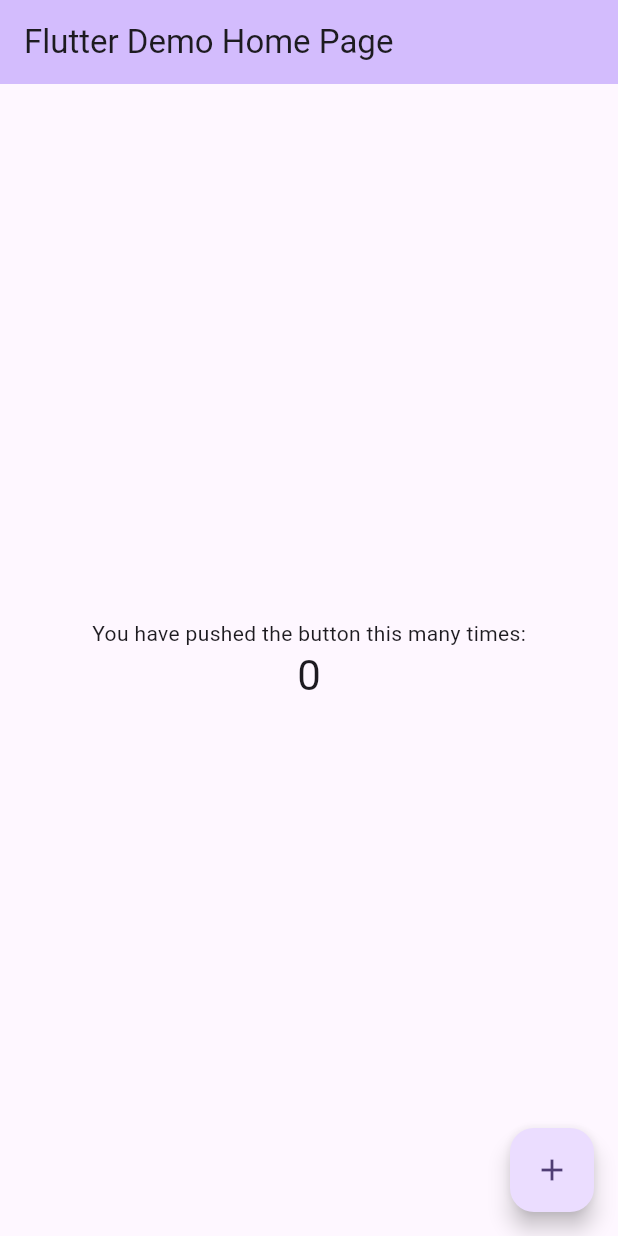
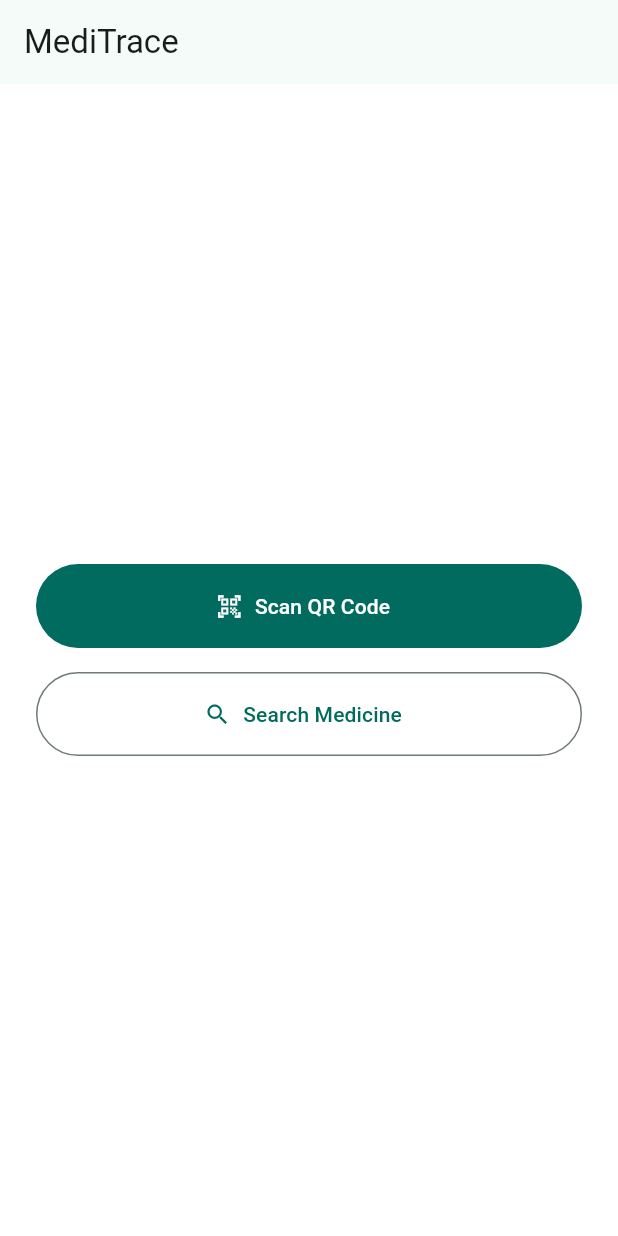
Before and after one commit to nireeksharajiv/MediTrace, a Flutter app: the screen it shows after launch, on a phone screen of 412 x 824 dp. Run offline on Flutter 3.47's test engine with Material 3 defaults, Android fonts, the phone set to English and light mode, and no system bars; our stand-ins replace cloud_firestore, firebase_core; missing offline and left inert: mobile_scanner; accounts and stored records are empty.

Commit message:
Complete MediTrace MVP with Firebase and QR scanner

```diff
--- /dev/null
+++ b/lib/app/app.dart
@@ -0,0 +1,17 @@
+import 'package:flutter/material.dart';
+import 'package:meditrace/app/app_router.dart';
+import 'package:meditrace/app/app_theme.dart';
+
+class MediTraceApp extends StatelessWidget {
+  const MediTraceApp({super.key});
+
+  @override
+  Widget build(BuildContext context) {
+    return MaterialApp(
+      title: 'MediTrace',
+      theme: AppTheme.lightTheme,
+      initialRoute: AppRouter.splashRoute,
+      routes: AppRouter.routes,
+    );
+  }
+}
--- /dev/null
+++ b/lib/app/app_router.dart
@@ -0,0 +1,13 @@
+import 'package:flutter/widgets.dart';
+import 'package:meditrace/features/home/presentation/home_page.dart';
+import 'package:meditrace/features/splash/presentation/splash_page.dart';
+
+abstract final class AppRouter {
+  static const splashRoute = '/';
+  static const homeRoute = '/home';
+
+  static final Map<String, WidgetBuilder> routes = {
+    splashRoute: (_) => const SplashPage(),
+    homeRoute: (_) => const HomePage(),
+  };
+}
--- /dev/null
+++ b/lib/app/app_theme.dart
@@ -0,0 +1,12 @@
+import 'package:flutter/material.dart';
+
+abstract final class AppTheme {
+  static final ThemeData lightTheme = ThemeData(
+    useMaterial3: true,
+    colorScheme: ColorScheme.fromSeed(
+      seedColor: const Color(0xFF00695C),
+      brightness: Brightness.light,
+    ),
+    scaffoldBackgroundColor: Colors.white,
+  );
+}
--- /dev/null
+++ b/lib/core/constants/app_constants.dart
@@ -0,0 +1 @@
+// Shared application constants placeholder.
--- /dev/null
+++ b/lib/core/error/app_exception.dart
@@ -0,0 +1 @@
+// Application exception placeholder.
--- /dev/null
+++ b/lib/core/error/app_failure.dart
@@ -0,0 +1 @@
+// Application failure placeholder.
--- /dev/null
+++ b/lib/core/utils/result.dart
@@ -0,0 +1 @@
+// Result utility placeholder.
--- /dev/null
+++ b/lib/features/home/presentation/home_page.dart
@@ -0,0 +1,102 @@
+import 'package:flutter/material.dart';
+import 'package:meditrace/features/medicine/data/medicine_repository.dart';
+import 'package:meditrace/features/medicine/presentation/medicine_page.dart';
+import 'package:meditrace/features/scanner/presentation/scanner_page.dart';
+
+class HomePage extends StatefulWidget {
+  const HomePage({super.key});
+
+  @override
+  State<HomePage> createState() => _HomePageState();
+}
+
+class _HomePageState extends State<HomePage> {
+  final MedicineRepository _medicineRepository = MedicineRepository();
+
+  Future<void> _fetchMedicine(String medicineId) async {
+    showDialog<void>(
+      context: context,
+      barrierDismissible: false,
+      builder: (_) => const Center(child: CircularProgressIndicator()),
+    );
+
+    try {
+      final medicine = await _medicineRepository.fetchByMedicineId(medicineId);
+
+      if (!mounted) {
+        return;
+      }
+
+      Navigator.of(context, rootNavigator: true).pop();
+
+      if (medicine == null) {
+        ScaffoldMessenger.of(
+          context,
+        ).showSnackBar(const SnackBar(content: Text('Medicine not found')));
+        return;
+      }
+
+      await Navigator.of(context).push(
+        MaterialPageRoute<void>(builder: (_) => MedicinePage(medicine: medicine)),
+      );
+    } catch (_) {
+      if (!mounted) {
+        return;
+      }
+
+      Navigator.of(context, rootNavigator: true).pop();
+      ScaffoldMessenger.of(context).showSnackBar(
+        const SnackBar(content: Text('Unable to fetch medicine details')),
+      );
+    }
+  }
+
+  Future<void> _searchMedicine() => _fetchMedicine('MED001');
+
+  Future<void> _scanMedicine() async {
+    final medicineId = await Navigator.of(context).push<String>(
+      MaterialPageRoute<String>(builder: (_) => const ScannerPage()),
+    );
+
+    if (!mounted || medicineId == null) {
+      return;
+    }
+
+    await _fetchMedicine(medicineId);
+  }
+
+  @override
+  Widget build(BuildContext context) {
+    return Scaffold(
+      appBar: AppBar(title: const Text('MediTrace')),
+      body: Center(
+        child: Padding(
+          padding: const EdgeInsets.all(24),
+          child: Column(
+            mainAxisSize: MainAxisSize.min,
+            crossAxisAlignment: CrossAxisAlignment.stretch,
+            children: [
+              FilledButton.icon(
+                onPressed: _scanMedicine,
+                icon: const Icon(Icons.qr_code_scanner),
+                label: const Text('Scan QR Code'),
+                style: FilledButton.styleFrom(
+                  minimumSize: const Size.fromHeight(56),
+                ),
+              ),
+              const SizedBox(height: 16),
+              OutlinedButton.icon(
+                onPressed: _searchMedicine,
+                icon: const Icon(Icons.search),
+                label: const Text('Search Medicine'),
+                style: OutlinedButton.styleFrom(
+                  minimumSize: const Size.fromHeight(56),
+                ),
+              ),
+            ],
+          ),
+        ),
+      ),
+    );
+  }
+}
--- /dev/null
+++ b/lib/features/medicine/domain/entities/medicine.dart
@@ -0,0 +1,23 @@
+class Medicine {
+  const Medicine({
+    required this.medicineId,
+    required this.medicineName,
+    required this.manufacturer,
+    required this.batchNumber,
+    required this.manufacturingDate,
+    required this.expiryDate,
+    required this.dosage,
+    required this.status,
+    required this.description,
+  });
+
+  final String medicineId;
+  final String medicineName;
+  final String manufacturer;
+  final String batchNumber;
+  final String manufacturingDate;
+  final String expiryDate;
+  final String dosage;
+  final String status;
+  final String description;
+}
--- /dev/null
+++ b/lib/features/medicine/domain/entities/verification_result.dart
@@ -0,0 +1 @@
+// Medicine verification result entity placeholder.
--- /dev/null
+++ b/lib/features/medicine/presentation/medicine_page.dart
@@ -0,0 +1,57 @@
+import 'package:flutter/material.dart';
+import 'package:meditrace/features/medicine/domain/entities/medicine.dart';
+
+class MedicinePage extends StatelessWidget {
+  const MedicinePage({super.key, required this.medicine});
+
+  final Medicine medicine;
+
+  @override
+  Widget build(BuildContext context) {
+    return Scaffold(
+      appBar: AppBar(title: const Text('Medicine Details')),
+      body: ListView(
+        padding: const EdgeInsets.all(24),
+        children: [
+          Text(
+            medicine.medicineName,
+            style: Theme.of(context).textTheme.headlineSmall,
+          ),
+          const SizedBox(height: 24),
+          _MedicineDetail(label: 'Manufacturer', value: medicine.manufacturer),
+          _MedicineDetail(label: 'Batch Number', value: medicine.batchNumber),
+          _MedicineDetail(
+            label: 'Manufacturing Date',
+            value: medicine.manufacturingDate,
+          ),
+          _MedicineDetail(label: 'Expiry Date', value: medicine.expiryDate),
+          _MedicineDetail(label: 'Dosage', value: medicine.dosage),
+          _MedicineDetail(label: 'Status', value: medicine.status),
+          _MedicineDetail(label: 'Description', value: medicine.description),
+        ],
+      ),
+    );
+  }
+}
+
+class _MedicineDetail extends StatelessWidget {
+  const _MedicineDetail({required this.label, required this.value});
+
+  final String label;
+  final String value;
+
+  @override
+  Widget build(BuildContext context) {
+    return Padding(
+      padding: const EdgeInsets.only(bottom: 16),
+      child: Column(
+        crossAxisAlignment: CrossAxisAlignment.start,
+        children: [
+          Text(label, style: Theme.of(context).textTheme.labelLarge),
+          const SizedBox(height: 4),
+          Text(value, style: Theme.of(context).textTheme.bodyLarge),
+        ],
+      ),
+    );
+  }
+}
--- a/lib/main.dart
+++ b/lib/main.dart
@@ -1,122 +1,19 @@
-import 'package:flutter/material.dart';
+import 'package:flutter/foundation.dart';
+import 'package:flutter/widgets.dart';
+import 'package:firebase_core/firebase_core.dart';
+import 'package:meditrace/app/app.dart';
 
-void main() {
-  runApp(const MyApp());
+Future<void> main() async {
+  WidgetsFlutterBinding.ensureInitialized();
+
+  if (defaultTargetPlatform == TargetPlatform.android) {
+    await Firebase.initializeApp();
+  }
+
+  runApp(const MediTraceApp());
 }
 
-class MyApp extends StatelessWidget {
+/// Retained as an entry-point widget name for the existing smoke test.
+class MyApp extends MediTraceApp {
   const MyApp({super.key});
-
-  // This widget is the root of your application.
-  @override
-  Widget build(BuildContext context) {
-    return MaterialApp(
-      title: 'Flutter Demo',
-      theme: ThemeData(
-        // This is the theme of your application.
-        //
-        // TRY THIS: Try running your application with "flutter run". You'll see
-        // the application has a purple toolbar. Then, without quitting the app,
-        // try changing the seedColor in the colorScheme below to Colors.green
-        // and then invoke "hot reload" (save your changes or press the "hot
-        // reload" button in a Flutter-supported IDE, or press "r" if you used
-        // the command line to start the app).
-        //
-        // Notice that the counter didn't reset back to zero; the application
-        // state is not lost during the reload. To reset the state, use hot
-        // restart instead.
-        //
-        // This works for code too, not just values: Most code changes can be
-        // tested with just a hot reload.
-        colorScheme: .fromSeed(seedColor: Colors.deepPurple),
-      ),
-      home: const MyHomePage(title: 'Flutter Demo Home Page'),
-    );
-  }
 }
-
-class MyHomePage extends StatefulWidget {
-  const MyHomePage({super.key, required this.title});
-
-  // This widget is the home page of your application. It is stateful, meaning
-  // that it has a State object (defined below) that contains fields that affect
-  // how it looks.
-
-  // This class is the configuration for the state. It holds the values (in this
-  // case the title) provided by the parent (in this case the App widget) and
-  // used by the build method of the State. Fields in a Widget subclass are
-  // always marked "final".
-
-  final String title;
-
-  @override
-  State<MyHomePage> createState() => _MyHomePageState();
-}
-
-class _MyHomePageState extends State<MyHomePage> {
-  int _counter = 0;
-
-  void _incrementCounter() {
-    setState(() {
-      // This call to setState tells the Flutter framework that something has
-      // changed in this State, which causes it to rerun the build method below
-      // so that the display can reflect the updated values. If we changed
-      // _counter without calling setState(), then the build method would not be
-      // called again, and so nothing would appear to happen.
-      _counter++;
-    });
-  }
-
-  @override
-  Widget build(BuildContext context) {
-    // This method is rerun every time setState is called, for instance as done
-    // by the _incrementCounter method above.
-    //
-    // The Flutter framework has been optimized to make rerunning build methods
-    // fast, so that you can just rebuild anything that needs updating rather
-    // than having to individually change instances of widgets.
-    return Scaffold(
-      appBar: AppBar(
-        // TRY THIS: Try changing the color here to a specific color (to
-        // Colors.amber, perhaps?) and trigger a hot reload to see the AppBar
-        // change color while the other colors stay the same.
-        backgroundColor: Theme.of(context).colorScheme.inversePrimary,
-        // Here we take the value from the MyHomePage object that was created by
-        // the App.build method, and use it to set our appbar title.
-        title: Text(widget.title),
-      ),
-      body: Center(
-        // Center is a layout widget. It takes a single child and positions it
-        // in the middle of the parent.
-        child: Column(
-          // Column is also a layout widget. It takes a list of children and
-          // arranges them vertically. By default, it sizes itself to fit its
-          // children horizontally, and tries to be as tall as its parent.
-          //
-          // Column has various properties to control how it sizes itself and
-          // how it positions its children. Here we use mainAxisAlignment to
-          // center the children vertically; the main axis here is the vertical
-          // axis because Columns are vertical (the cross axis would be
-          // horizontal).
-          //
-          // TRY THIS: Invoke "debug painting" (choose the "Toggle Debug Paint"
-          // action in the IDE, or press "p" in the console), to see the
-          // wireframe for each widget.
-          mainAxisAlignment: .center,
-          children: [
-            const Text('You have pushed the button this many times:'),
-            Text(
-              '$_counter',
-              style: Theme.of(context).textTheme.headlineMedium,
-            ),
-          ],
-        ),
-      ),
-      floatingActionButton: FloatingActionButton(
-        onPressed: _incrementCounter,
-        tooltip: 'Increment',
-        child: const Icon(Icons.add),
-      ),
-    );
-  }
-}
--- /dev/null
+++ b/lib/shared/widgets/app_placeholder.dart
@@ -0,0 +1 @@
+// Shared widget placeholder.
--- a/pubspec.yaml
+++ b/pubspec.yaml
@@ -34,6 +34,9 @@ dependencies:
   # The following adds the Cupertino Icons font to your application.
   # Use with the CupertinoIcons class for iOS style icons.
   cupertino_icons: ^1.0.8
+  firebase_core: ^4.12.1
+  cloud_firestore: ^6.7.1
+  mobile_scanner: ^7.4.0
 
 dev_dependencies:
   flutter_test:
```
Also changed, not shown: lib/features/medicine/data/medicine_repository.dart (added, +46 -0 lines), lib/features/scanner/presentation/scanner_page.dart (added, +75 -0 lines), lib/features/splash/presentation/splash_page.dart (added, +63 -0 lines), pubspec.lock, 7 other files.
